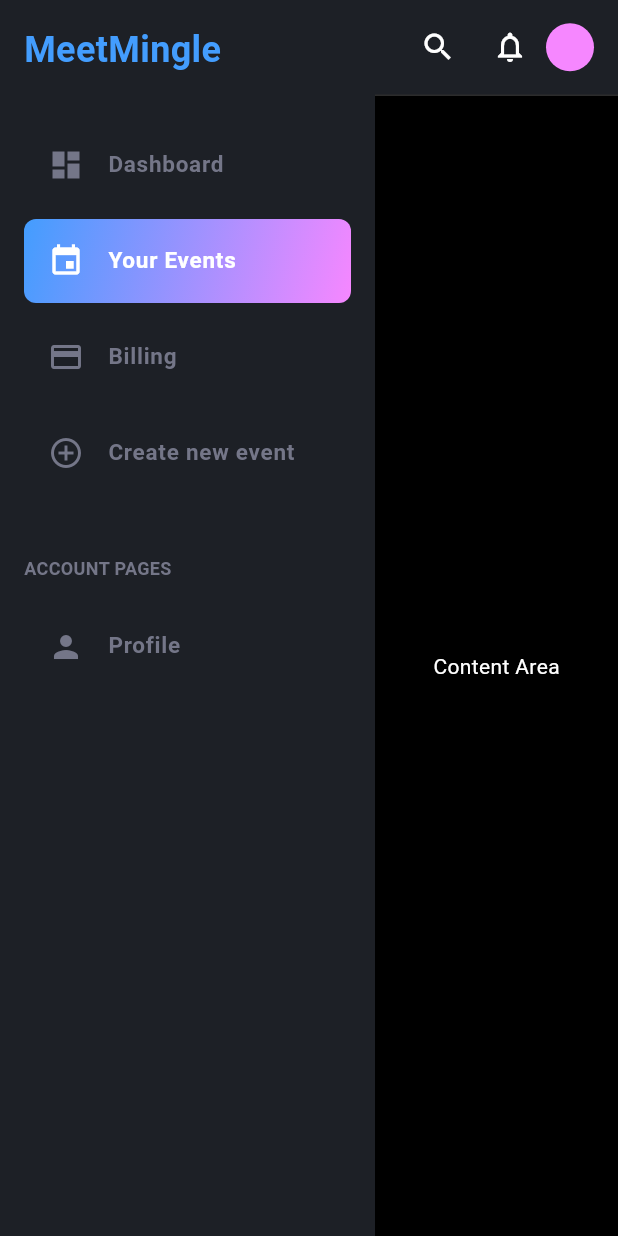
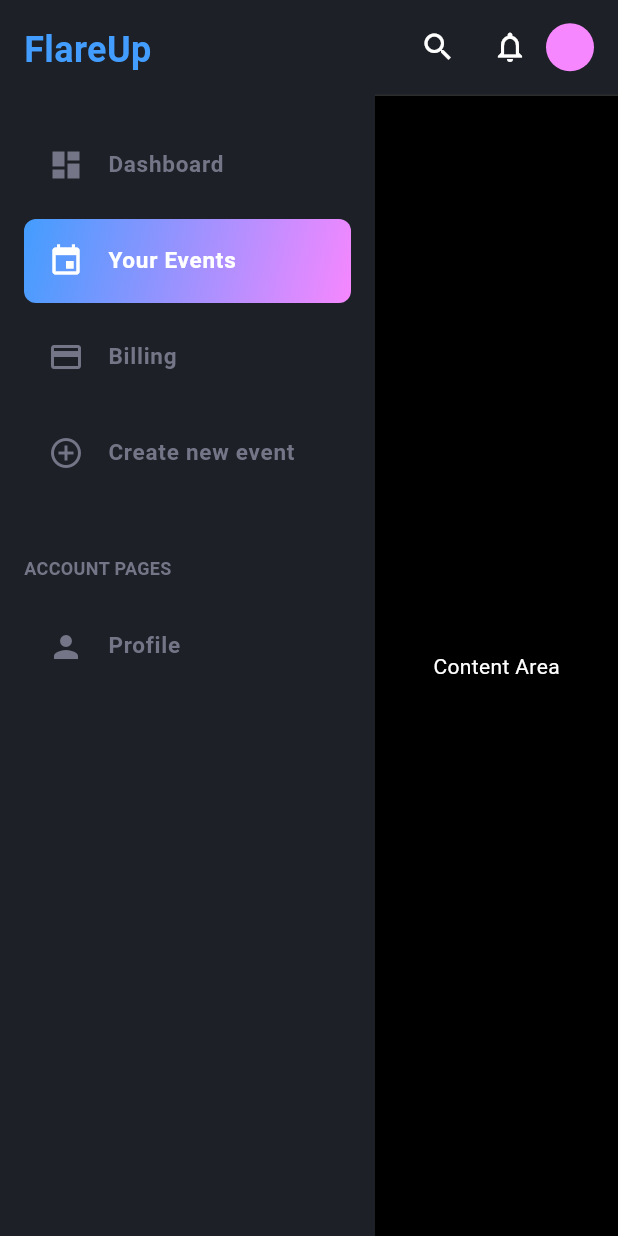
Before and after one commit to Ajaymanikandan0x/flare_up_addmin, a Flutter app: the screen it shows after launch, on a phone screen of 412 x 824 dp. Run offline on Flutter 3.47's test engine with Material 3 defaults, Android fonts, the light colour scheme and no system bars; our stand-ins replace google_fonts.

Commit message:
update name

```diff
--- a/lib/features/dashboard/presentation/pages/home.dart
+++ b/lib/features/dashboard/presentation/pages/home.dart
@@ -1,6 +1,6 @@
-import 'package:flutter/material.dart';
 import 'package:flare_up_admin/core/themes/app_palette.dart';
 import 'package:flare_up_admin/core/themes/text_theme.dart';
+import 'package:flutter/material.dart';
 
 class AdminHomePage extends StatelessWidget {
   const AdminHomePage({super.key});
@@ -20,7 +20,7 @@ class AdminHomePage extends StatelessWidget {
               crossAxisAlignment: CrossAxisAlignment.start,
               children: [
                 Text(
-                  'MeetMingle',
+                  'FlareUp',
                   style: AppTextStyles.primaryTextTheme(
                     fontSize: 24,
                     fontWeight: FontWeight.bold,
@@ -83,7 +83,8 @@ class AdminHomePage extends StatelessWidget {
                     mainAxisAlignment: MainAxisAlignment.end,
                     children: [
                       IconButton(
-                        icon: const Icon(Icons.search, color: AppPalette.darkText),
+                        icon: const Icon(Icons.search,
+                            color: AppPalette.darkText),
                         onPressed: () {},
                       ),
                       IconButton(
```
